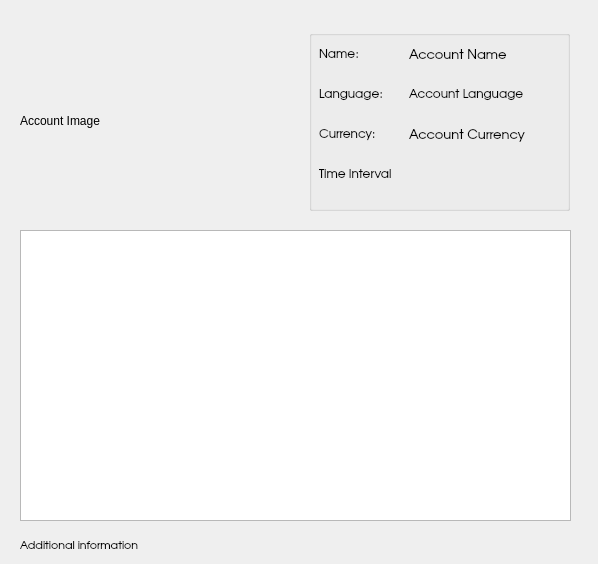
Before: the Qt Designer form keibomoneytracker/accountstatsdialog.ui in Carlos-CDM/Keibo-MoneyTracker, drawn with Qt 5.
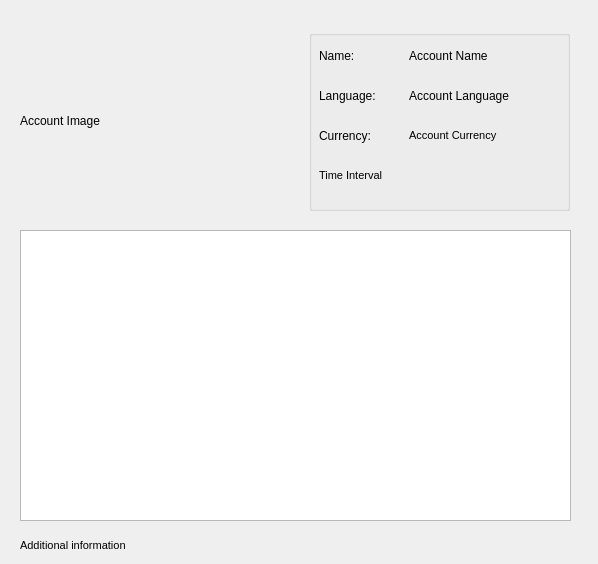
After: the same form once the commit is applied.

Diff of the .ui file:
```diff
--- a/keibomoneytracker/accountstatsdialog.ui
+++ b/keibomoneytracker/accountstatsdialog.ui
@@ -83,8 +83,8 @@
     </property>
     <property name="font">
      <font>
-      <family>URW Gothic</family>
-      <pointsize>10</pointsize>
+      <family>MS Shell Dlg 2</family>
+      <pointsize>9</pointsize>
      </font>
     </property>
     <property name="text">
@@ -102,8 +102,8 @@
     </property>
     <property name="font">
      <font>
-      <family>URW Gothic</family>
-      <pointsize>9</pointsize>
+      <family>MS Shell Dlg 2</family>
+      <pointsize>8</pointsize>
       <weight>50</weight>
       <bold>false</bold>
      </font>
@@ -123,8 +123,8 @@
     </property>
     <property name="font">
      <font>
-      <family>URW Gothic</family>
-      <pointsize>10</pointsize>
+      <family>MS Shell Dlg 2</family>
+      <pointsize>8</pointsize>
      </font>
     </property>
     <property name="text">
@@ -142,7 +142,7 @@
     </property>
     <property name="font">
      <font>
-      <family>URW Gothic</family>
+      <family>MS Shell Dlg 2</family>
      </font>
     </property>
     <property name="text">
@@ -160,7 +160,7 @@
     </property>
     <property name="font">
      <font>
-      <family>URW Gothic</family>
+      <family>MS Shell Dlg 2</family>
      </font>
     </property>
     <property name="text">
@@ -178,7 +178,7 @@
     </property>
     <property name="font">
      <font>
-      <family>URW Gothic</family>
+      <family>MS Shell Dlg 2</family>
      </font>
     </property>
     <property name="text">
@@ -196,7 +196,7 @@
     </property>
     <property name="font">
      <font>
-      <family>URW Gothic</family>
+      <family>MS Shell Dlg 2</family>
      </font>
     </property>
     <property name="text">
@@ -215,7 +215,7 @@
    </property>
    <property name="font">
     <font>
-     <family>URW Gothic</family>
+     <family>MS Shell Dlg 2</family>
      <pointsize>8</pointsize>
      <weight>50</weight>
      <bold>false</bold>
```
Left out of the diff: 13 changed lines with no effect on the pictures.
